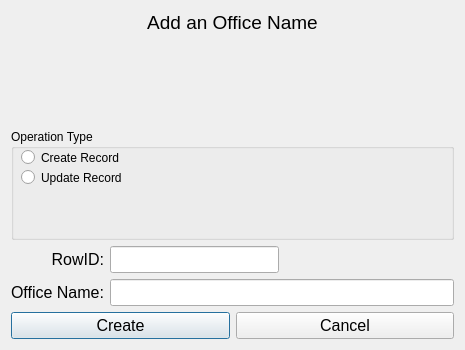
The window that office_form.ui (abiatarfestus/qrc_reader) describes before a commit, drawn with Qt 5.
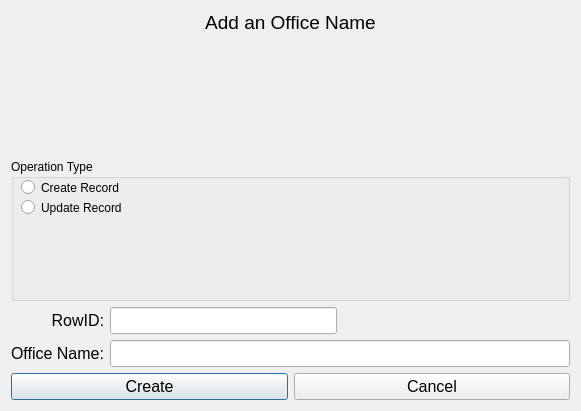
The same window after the commit.

Patch:
```diff
--- a/office_form.ui
+++ b/office_form.ui
@@ -6,8 +6,8 @@
    <rect>
     <x>0</x>
     <y>0</y>
-    <width>465</width>
-    <height>350</height>
+    <width>581</width>
+    <height>411</height>
    </rect>
   </property>
   <property name="windowTitle">
```
